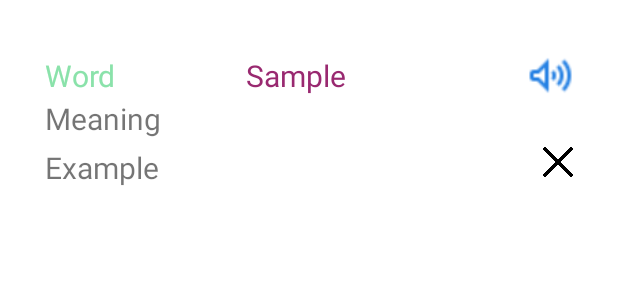
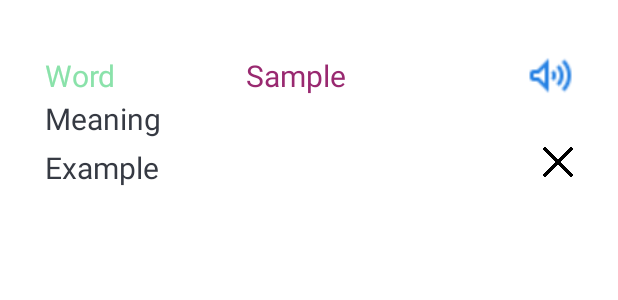
Before and after one commit to henefisa/flashcard, an Android app: the layout my_word_list_view_item.xml on its own in the app's theme, with its tools: preview values and no code run, on a phone screen of 412 x 824 dp. Shown: the top 300 px of the screen. Run offline under Robolectric (Android 15) with nearby library versions, the phone set to English and light mode, and no system bars.

Commit message:
fix layout

```diff
--- a/app/src/main/java/com/xfs/flashcard/activities/SettingsActivity.kt
+++ b/app/src/main/java/com/xfs/flashcard/activities/SettingsActivity.kt
@@ -91,6 +91,7 @@ class SettingsActivity : AppCompatActivity() {
             val breakTimerPreference = findPreference<ListPreference>("break_time")
             breakTimerPreference?.setOnPreferenceChangeListener { preference, newValue ->
                 if (preference is ListPreference) {
+                    (activity as SettingsActivity?)?.createNotification()
                     val index = preference.findIndexOfValue(newValue.toString())
                     val entry = preference.entries.get(index)
                     val valueEntry = entry.toString()
--- a/app/src/main/res/layout/activity_homepage.xml
+++ b/app/src/main/res/layout/activity_homepage.xml
@@ -19,7 +19,7 @@
                 app:title="Flashcard"
                 android:id="@+id/toolbar"
                 android:layout_height="?attr/actionBarSize"
-                android:background="#fff"
+                android:background="@color/white"
             >
             </androidx.appcompat.widget.Toolbar>
             <LinearLayout
--- a/app/src/main/res/layout/my_word_list_view_item.xml
+++ b/app/src/main/res/layout/my_word_list_view_item.xml
@@ -60,7 +60,8 @@
             android:gravity="center_vertical"
             android:paddingBottom="5dp"
             android:text="Meaning"
-            android:textSize="20dp" />
+            android:textSize="20dp"
+            android:textColor="#363A43"/>
 
         <LinearLayout
             android:layout_width="match_parent"
@@ -74,7 +75,8 @@
                 android:gravity="center_vertical"
                 android:paddingBottom="5dp"
                 android:text="Example"
-                android:textSize="20dp" />
+                android:textSize="20dp"
+                android:textColor="#363A43"/>
 
             <ImageButton
                 android:id="@+id/delete_btn"
--- a/app/src/main/res/layout/subjects.xml
+++ b/app/src/main/res/layout/subjects.xml
@@ -24,7 +24,8 @@
             android:layout_height="120dp"
             android:id="@+id/nameSubj"
             android:text="Subject"
-            android:textSize="20dp"/>
+            android:textSize="20dp"
+            android:textColor="#363A43"/>
     </LinearLayout>
 
 </LinearLayout>
```
